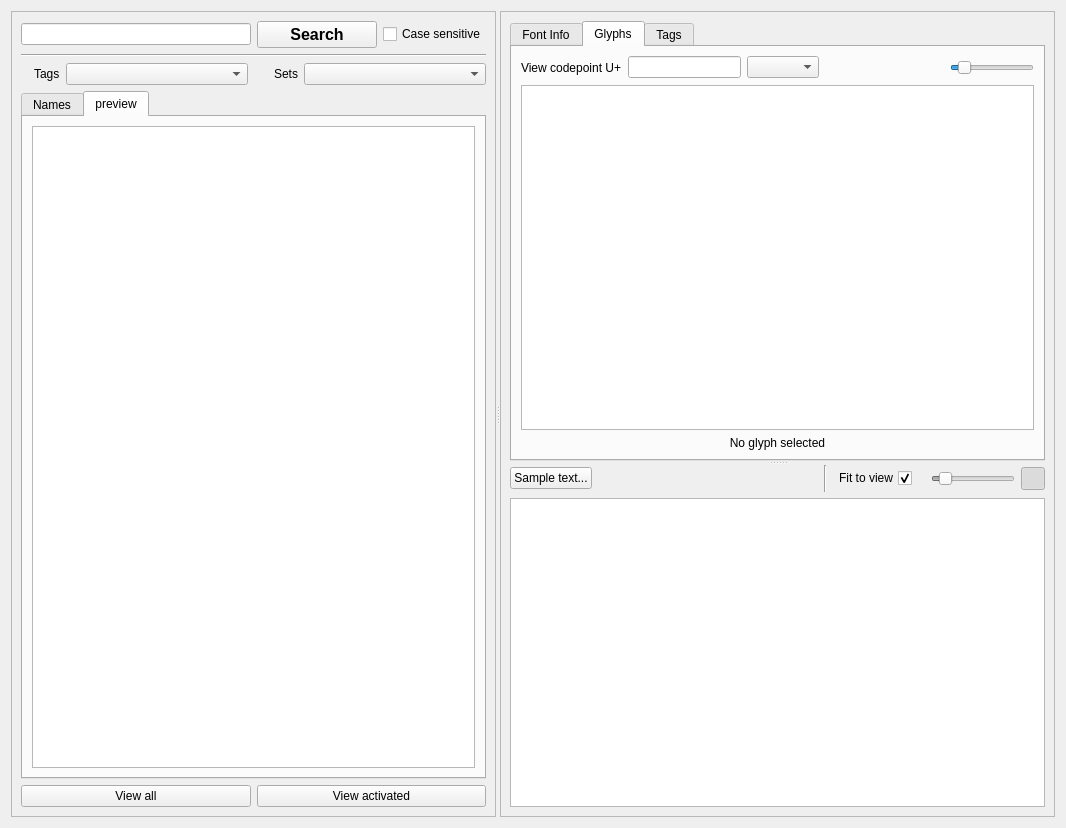
fontmatrix/fontmatrix, file src/mainview.ui: the form before one commit.
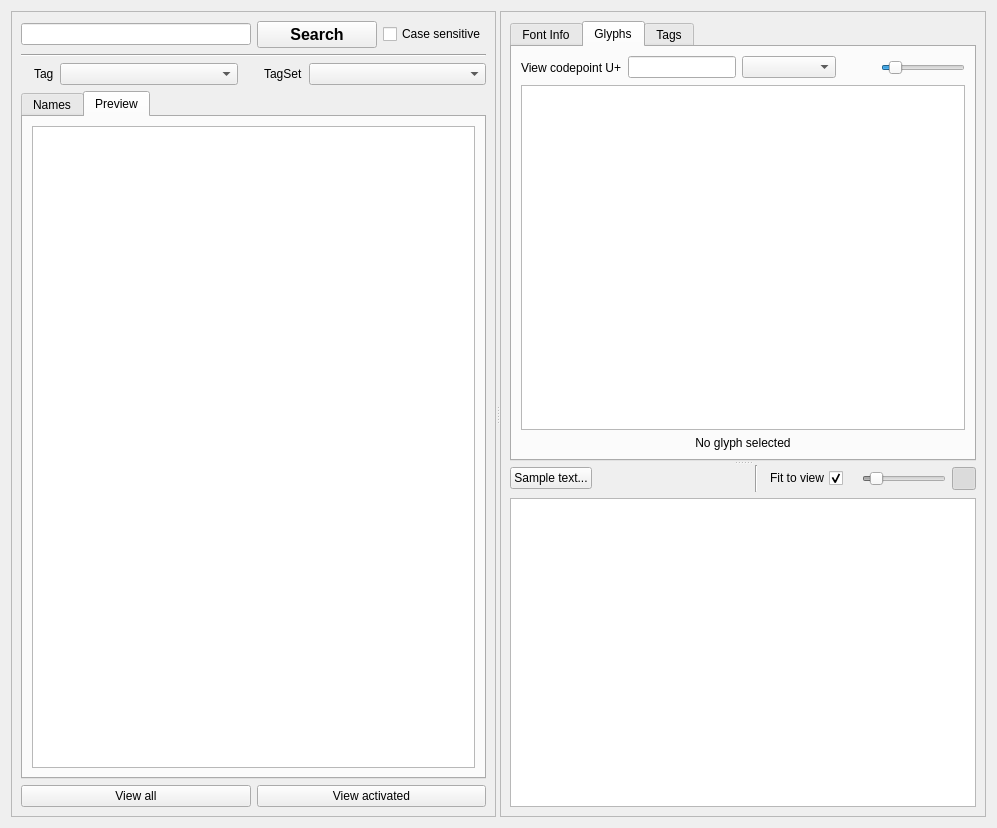
The form after the commit. The open tabs and pages were chosen to show the change. Icons and pictures are not drawn. Custom widgets are drawn as their Qt base class.

Diff of the .ui file:
```diff
--- a/src/mainview.ui
+++ b/src/mainview.ui
@@ -6,7 +6,7 @@
    <rect>
     <x>0</x>
     <y>0</y>
-    <width>1066</width>
+    <width>997</width>
     <height>828</height>
    </rect>
   </property>
@@ -113,7 +113,7 @@
            <item>
             <widget class="QLabel" name="Tags" >
              <property name="text" >
-              <string>Tags</string>
+              <string>Tag</string>
              </property>
             </widget>
            </item>
@@ -149,7 +149,7 @@
            <item>
             <widget class="QLabel" name="setlabel" >
              <property name="text" >
-              <string>Sets</string>
+              <string>TagSet</string>
              </property>
             </widget>
            </item>
@@ -234,7 +234,7 @@
            </widget>
            <widget class="QWidget" name="tab_3" >
             <attribute name="title" >
-             <string>preview</string>
+             <string>Preview</string>
             </attribute>
             <layout class="QGridLayout" >
              <item row="0" column="0" >
@@ -292,6 +292,12 @@
           <enum>Qt::Vertical</enum>
          </property>
          <widget class="QTabWidget" name="tabView" >
+          <property name="sizePolicy" >
+           <sizepolicy vsizetype="Minimum" hsizetype="Expanding" >
+            <horstretch>0</horstretch>
+            <verstretch>0</verstretch>
+           </sizepolicy>
+          </property>
           <property name="currentIndex" >
            <number>0</number>
           </property>
@@ -341,22 +347,38 @@
                   </item>
                   <item>
                    <widget class="QLineEdit" name="codepointSelectText" >
+                    <property name="sizePolicy" >
+                     <sizepolicy vsizetype="Fixed" hsizetype="Fixed" >
+                      <horstretch>0</horstretch>
+                      <verstretch>0</verstretch>
+                     </sizepolicy>
+                    </property>
                     <property name="maxLength" >
                      <number>32763</number>
                     </property>
                    </widget>
                   </item>
                   <item>
-                   <widget class="QComboBox" name="uniPlaneCombo" />
+                   <widget class="QComboBox" name="uniPlaneCombo" >
+                    <property name="sizePolicy" >
+                     <sizepolicy vsizetype="Fixed" hsizetype="Expanding" >
+                      <horstretch>0</horstretch>
+                      <verstretch>0</verstretch>
+                     </sizepolicy>
+                    </property>
+                   </widget>
                   </item>
                   <item>
                    <spacer>
                     <property name="orientation" >
                      <enum>Qt::Horizontal</enum>
                     </property>
+                    <property name="sizeType" >
+                     <enum>QSizePolicy::Preferred</enum>
+                    </property>
                     <property name="sizeHint" >
                      <size>
-                      <width>31</width>
+                      <width>26</width>
                       <height>23</height>
                      </size>
                     </property>
```
Left out of the diff: 32 changed lines with no effect on the pictures.
